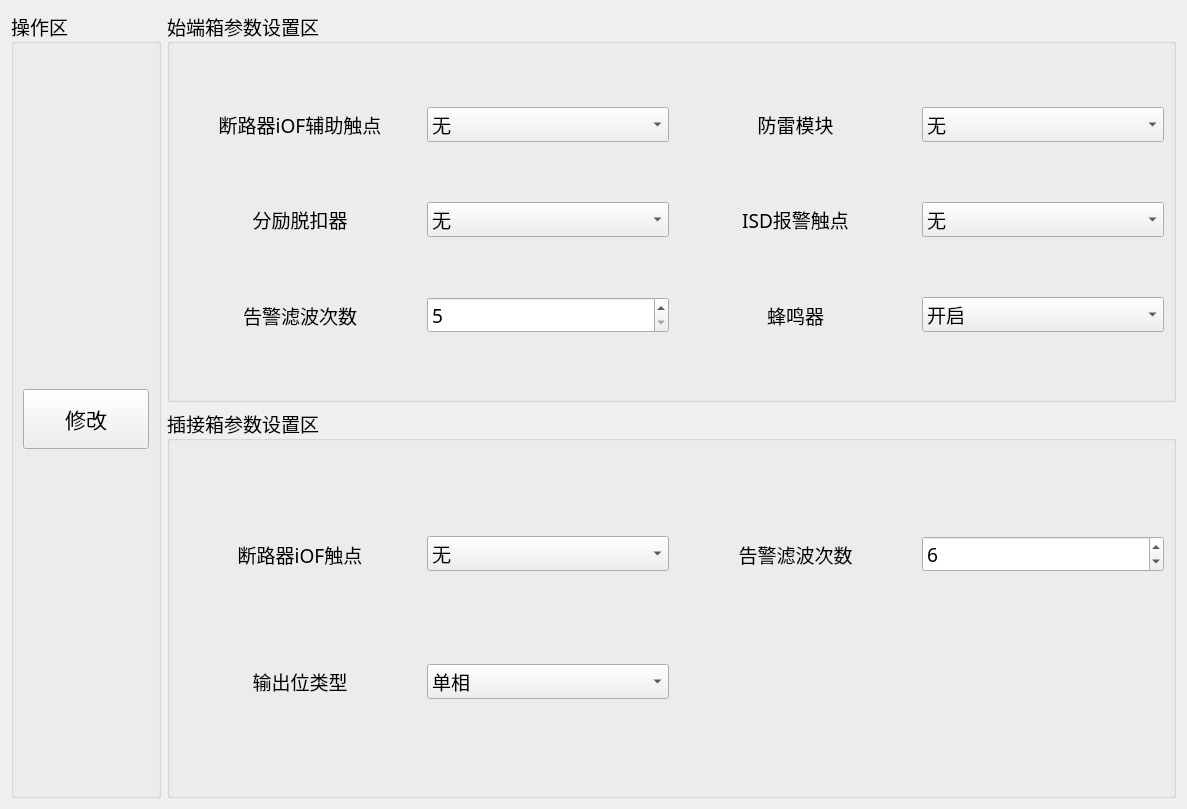
ChinaClever/ProductEvalTool, file ProductEvalTool/qc-busbar/setups/setting.ui: the form before one commit.
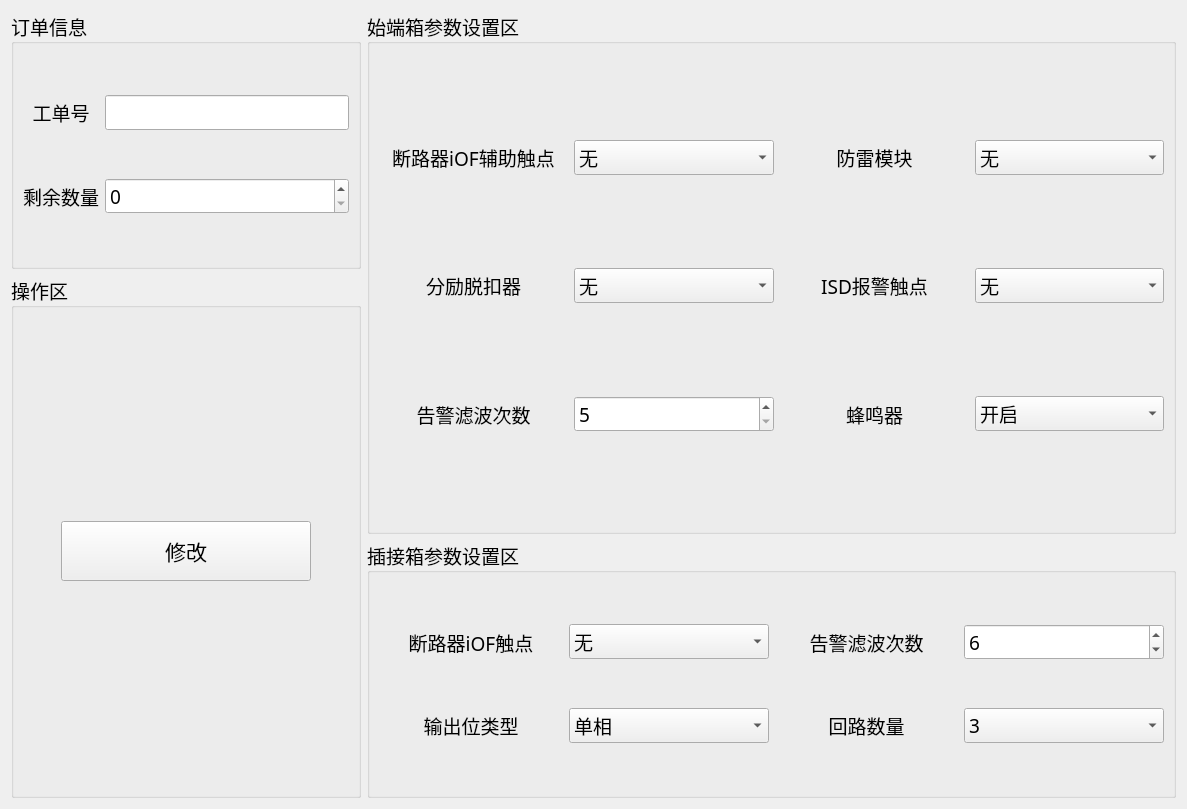
The form after the commit.

```diff
--- a/ProductEvalTool/qc-busbar/setups/setting.ui
+++ b/ProductEvalTool/qc-busbar/setups/setting.ui
@@ -14,7 +14,7 @@
    <string>Form</string>
   </property>
   <layout class="QGridLayout" name="gridLayout_2">
-   <item row="0" column="0" rowspan="2">
+   <item row="1" column="0" rowspan="2">
     <widget class="QGroupBox" name="groupBox">
      <property name="enabled">
       <bool>true</bool>
@@ -27,7 +27,7 @@
      </property>
      <property name="maximumSize">
       <size>
-       <width>150</width>
+       <width>350</width>
        <height>16777215</height>
       </size>
      </property>
@@ -40,12 +40,18 @@
      <property name="title">
       <string>操作区</string>
      </property>
-     <layout class="QGridLayout" name="gridLayout_4">
+     <layout class="QGridLayout" name="gridLayout_5">
       <item row="0" column="0">
        <widget class="QPushButton" name="setBtn">
         <property name="minimumSize">
          <size>
           <width>0</width>
+          <height>0</height>
+         </size>
+        </property>
+        <property name="maximumSize">
+         <size>
+          <width>250</width>
           <height>60</height>
          </size>
         </property>
@@ -63,7 +69,212 @@
      </layout>
     </widget>
    </item>
-   <item row="0" column="1">
+   <item row="2" column="1">
+    <widget class="QGroupBox" name="groupBox3">
+     <property name="font">
+      <font>
+       <family>微软雅黑</family>
+       <pointsize>14</pointsize>
+      </font>
+     </property>
+     <property name="title">
+      <string>插接箱参数设置区</string>
+     </property>
+     <layout class="QGridLayout" name="gridLayout_3">
+      <item row="0" column="0">
+       <widget class="QLabel" name="label_10">
+        <property name="maximumSize">
+         <size>
+          <width>16777215</width>
+          <height>16777215</height>
+         </size>
+        </property>
+        <property name="text">
+         <string>断路器iOF触点</string>
+        </property>
+        <property name="alignment">
+         <set>Qt::AlignCenter</set>
+        </property>
+       </widget>
+      </item>
+      <item row="0" column="3">
+       <widget class="QSpinBox" name="filterspinBox_2">
+        <property name="sizePolicy">
+         <sizepolicy hsizetype="Preferred" vsizetype="Fixed">
+          <horstretch>0</horstretch>
+          <verstretch>0</verstretch>
+         </sizepolicy>
+        </property>
+        <property name="minimumSize">
+         <size>
+          <width>200</width>
+          <height>30</height>
+         </size>
+        </property>
+        <property name="maximumSize">
+         <size>
+          <width>16777215</width>
+          <height>16777215</height>
+         </size>
+        </property>
+        <property name="minimum">
+         <number>5</number>
+        </property>
+        <property name="maximum">
+         <number>200</number>
+        </property>
+        <property name="value">
+         <number>6</number>
+        </property>
+       </widget>
+      </item>
+      <item row="0" column="2">
+       <widget class="QLabel" name="label_14">
+        <property name="maximumSize">
+         <size>
+          <width>16777215</width>
+          <height>16777215</height>
+         </size>
+        </property>
+        <property name="text">
+         <string>告警滤波次数</string>
+        </property>
+        <property name="alignment">
+         <set>Qt::AlignCenter</set>
+        </property>
+       </widget>
+      </item>
+      <item row="0" column="1">
+       <widget class="QComboBox" name="iOFBox_2">
+        <property name="minimumSize">
+         <size>
+          <width>200</width>
+          <height>30</height>
+         </size>
+        </property>
+        <property name="maximumSize">
+         <size>
+          <width>16777215</width>
+          <height>16777215</height>
+         </size>
+        </property>
+        <item>
+         <property name="text">
+          <string>无</string>
+         </property>
+        </item>
+        <item>
+         <property name="text">
+          <string>有</string>
+         </property>
+        </item>
+       </widget>
+      </item>
+      <item row="1" column="0">
+       <widget class="QLabel" name="label">
+        <property name="text">
+         <string>输出位类型</string>
+        </property>
+        <property name="alignment">
+         <set>Qt::AlignCenter</set>
+        </property>
+       </widget>
+      </item>
+      <item row="1" column="1">
+       <widget class="QComboBox" name="outputBox">
+        <item>
+         <property name="text">
+          <string>单相</string>
+         </property>
+        </item>
+        <item>
+         <property name="text">
+          <string>三相</string>
+         </property>
+        </item>
+       </widget>
+      </item>
+      <item row="1" column="2">
+       <widget class="QLabel" name="label_5">
+        <property name="text">
+         <string>回路数量</string>
+        </property>
+        <property name="alignment">
+         <set>Qt::AlignCenter</set>
+        </property>
+       </widget>
+      </item>
+      <item row="1" column="3">
+       <widget class="QComboBox" name="loopNumBox">
+        <item>
+         <property name="text">
+          <string>3</string>
+         </property>
+        </item>
+        <item>
+         <property name="text">
+          <string>6</string>
+         </property>
+        </item>
+        <item>
+         <property name="text">
+          <string>9</string>
+         </property>
+        </item>
+       </widget>
+      </item>
+     </layout>
+    </widget>
+   </item>
+   <item row="0" column="0">
+    <widget class="QGroupBox" name="groupBox4">
+     <property name="maximumSize">
+      <size>
+       <width>350</width>
+       <height>16777215</height>
+      </size>
+     </property>
+     <property name="font">
+      <font>
+       <family>微软雅黑</family>
+       <pointsize>14</pointsize>
+      </font>
+     </property>
+     <property name="title">
+      <string>订单信息</string>
+     </property>
+     <layout class="QGridLayout" name="gridLayout_4">
+      <item row="0" column="0">
+       <widget class="QLabel" name="label_7">
+        <property name="text">
+         <string>工单号</string>
+        </property>
+        <property name="alignment">
+         <set>Qt::AlignCenter</set>
+        </property>
+       </widget>
+      </item>
+      <item row="0" column="1">
+       <widget class="QLineEdit" name="userEdit"/>
+      </item>
+      <item row="1" column="0">
+       <widget class="QLabel" name="label_12">
+        <property name="text">
+         <string>剩余数量</string>
+        </property>
+       </widget>
+      </item>
+      <item row="1" column="1">
+       <widget class="QSpinBox" name="cntSpin">
+        <property name="maximum">
+         <number>99999</number>
+        </property>
+       </widget>
+      </item>
+     </layout>
+    </widget>
+   </item>
+   <item row="0" column="1" rowspan="2">
     <widget class="QGroupBox" name="groupBox2">
      <property name="font">
       <font>
@@ -75,6 +286,66 @@
       <string>始端箱参数设置区</string>
      </property>
      <layout class="QGridLayout" name="gridLayout">
+      <item row="0" column="3">
+       <widget class="QComboBox" name="lightningBox">
+        <property name="minimumSize">
+         <size>
+          <width>120</width>
+          <height>30</height>
+         </size>
+        </property>
+        <item>
+         <property name="text">
+          <string>无</string>
+         </property>
+        </item>
+        <item>
+         <property name="text">
+          <string>配有</string>
+         </property>
+        </item>
+       </widget>
+      </item>
+      <item row="1" column="1">
+       <widget class="QComboBox" name="shuntBox">
+        <property name="minimumSize">
+         <size>
+          <width>200</width>
+          <height>30</height>
+         </size>
+        </property>
+        <item>
+         <property name="text">
+          <string>无</string>
+         </property>
+        </item>
+        <item>
+         <property name="text">
+          <string>配有</string>
+         </property>
+        </item>
+       </widget>
+      </item>
+      <item row="0" column="1">
+       <widget class="QComboBox" name="iOFBox">
+        <property name="minimumSize">
+         <size>
+          <width>200</width>
+          <height>30</height>
+         </size>
+        </property>
+        <item>
+         <property name="text">
+          <string>无</string>
+         </property>
+        </item>
+        <item>
+         <property name="text">
+          <string>配有</string>
+         </property>
+        </item>
+       </widget>
+      </item>
       <item row="0" column="0">
        <widget class="QLabel" name="label_11">
         <property name="text">
@@ -85,56 +356,6 @@
         </property>
        </widget>
       </item>
-      <item row="0" column="1">
-       <widget class="QComboBox" name="iOFBox">
-        <property name="minimumSize">
-         <size>
-          <width>200</width>
-          <height>30</height>
-         </size>
-        </property>
-        <item>
-         <property name="text">
-          <string>无</string>
-         </property>
-        </item>
-        <item>
-         <property name="text">
-          <string>配有</string>
-         </property>
-        </item>
-       </widget>
-      </item>
-      <item row="0" column="2">
-       <widget class="QLabel" name="label_3">
-        <property name="text">
-         <string>防雷模块</string>
-        </property>
-        <property name="alignment">
-         <set>Qt::AlignCenter</set>
-        </property>
-       </widget>
-      </item>
-      <item row="0" column="3">
-       <widget class="QComboBox" name="lightningBox">
-        <property name="minimumSize">
-         <size>
-          <width>120</width>
-          <height>30</height>
-         </size>
-        </property>
-        <item>
-         <property name="text">
-          <string>无</string>
-         </property>
-        </item>
-        <item>
-         <property name="text">
-          <string>配有</string>
-         </property>
-        </item>
-       </widget>
-      </item>
       <item row="1" column="0">
        <widget class="QLabel" name="label_13">
         <property name="sizePolicy">
@@ -151,36 +372,6 @@
         </property>
        </widget>
       </item>
-      <item row="1" column="1">
-       <widget class="QComboBox" name="shuntBox">
-        <property name="minimumSize">
-         <size>
-          <width>200</width>
-          <height>30</height>
-         </size>
-        </property>
-        <item>
-         <property name="text">
-          <string>无</string>
-         </property>
-        </item>
-        <item>
-         <property name="text">
-          <string>配有</string>
-         </property>
-        </item>
-       </widget>
-      </item>
-      <item row="1" column="2">
-       <widget class="QLabel" name="label_9">
-        <property name="text">
-         <string>ISD报警触点</string>
-        </property>
-        <property name="alignment">
-         <set>Qt::AlignCenter</set>
-        </property>
-       </widget>
-      </item>
       <item row="1" column="3">
        <widget class="QComboBox" name="ISDBox">
         <property name="minimumSize">
@@ -211,37 +402,6 @@
         </property>
        </widget>
       </item>
-      <item row="2" column="1">
-       <widget class="QSpinBox" name="filterspinBox">
-        <property name="sizePolicy">
-         <sizepolicy hsizetype="Preferred" vsizetype="Fixed">
-          <horstretch>0</horstretch>
-          <verstretch>0</verstretch>
-         </sizepolicy>
-        </property>
-        <property name="minimumSize">
-         <size>
-          <width>200</width>
-          <height>30</height>
-         </size>
-        </property>
-        <property name="maximumSize">
-         <size>
-          <width>16777215</width>
-          <height>16777215</height>
-         </size>
-        </property>
-        <property name="minimum">
-         <number>5</number>
-        </property>
-        <property name="maximum">
-         <number>200</number>
-        </property>
-        <property name="value">
-         <number>5</number>
-        </property>
-       </widget>
-      </item>
       <item row="2" column="2">
        <widget class="QLabel" name="label_2">
         <property name="text">
@@ -252,6 +412,26 @@
         </property>
        </widget>
       </item>
+      <item row="1" column="2">
+       <widget class="QLabel" name="label_9">
+        <property name="text">
+         <string>ISD报警触点</string>
+        </property>
+        <property name="alignment">
+         <set>Qt::AlignCenter</set>
+        </property>
+       </widget>
+      </item>
+      <item row="0" column="2">
+       <widget class="QLabel" name="label_3">
+        <property name="text">
+         <string>防雷模块</string>
+        </property>
+        <property name="alignment">
+         <set>Qt::AlignCenter</set>
+        </property>
+       </widget>
+      </item>
       <item row="2" column="3">
        <widget class="QComboBox" name="buzzerBox">
         <property name="minimumSize">
@@ -272,39 +452,8 @@
         </item>
        </widget>
       </item>
-     </layout>
-    </widget>
-   </item>
-   <item row="1" column="1">
-    <widget class="QGroupBox" name="groupBox3">
-     <property name="font">
-      <font>
-       <family>微软雅黑</family>
-       <pointsize>14</pointsize>
-      </font>
-     </property>
-     <property name="title">
-      <string>插接箱参数设置区</string>
-     </property>
-     <layout class="QGridLayout" name="gridLayout_3">
-      <item row="0" column="0">
-       <widget class="QLabel" name="label_10">
-        <property name="maximumSize">
-         <size>
-          <width>16777215</width>
-          <height>16777215</height>
-         </size>
-        </property>
-        <property name="text">
-         <string>断路器iOF触点</string>
-        </property>
-        <property name="alignment">
-         <set>Qt::AlignCenter</set>
-        </property>
-       </widget>
-      </item>
-      <item row="0" column="3">
-       <widget class="QSpinBox" name="filterspinBox_2">
+      <item row="2" column="1">
+       <widget class="QSpinBox" name="filterspinBox">
         <property name="sizePolicy">
          <sizepolicy hsizetype="Preferred" vsizetype="Fixed">
           <horstretch>0</horstretch>
@@ -330,76 +479,10 @@
          <number>200</number>
         </property>
         <property name="value">
-         <number>6</number>
+         <number>5</number>
         </property>
        </widget>
       </item>
-      <item row="0" column="2">
-       <widget class="QLabel" name="label_14">
-        <property name="maximumSize">
-         <size>
-          <width>16777215</width>
-          <height>16777215</height>
-         </size>
-        </property>
-        <property name="text">
-         <string>告警滤波次数</string>
-        </property>
-        <property name="alignment">
-         <set>Qt::AlignCenter</set>
-        </property>
-       </widget>
-      </item>
-      <item row="0" column="1">
-       <widget class="QComboBox" name="iOFBox_2">
-        <property name="minimumSize">
-         <size>
-          <width>200</width>
-          <height>30</height>
-         </size>
-        </property>
-        <property name="maximumSize">
-         <size>
-          <width>16777215</width>
-          <height>16777215</height>
-         </size>
-        </property>
-        <item>
-         <property name="text">
-          <string>无</string>
-         </property>
-        </item>
-        <item>
-         <property name="text">
-          <string>有</string>
-         </property>
-        </item>
-       </widget>
-      </item>
-      <item row="1" column="0">
-       <widget class="QLabel" name="label">
-        <property name="text">
-         <string>输出位类型</string>
-        </property>
-        <property name="alignment">
-         <set>Qt::AlignCenter</set>
-        </property>
-       </widget>
-      </item>
-      <item row="1" column="1">
-       <widget class="QComboBox" name="outputBox">
-        <item>
-         <property name="text">
-          <string>单相</string>
-         </property>
-        </item>
-        <item>
-         <property name="text">
-          <string>三相</string>
-         </property>
-        </item>
-       </widget>
-      </item>
      </layout>
     </widget>
    </item>
```
